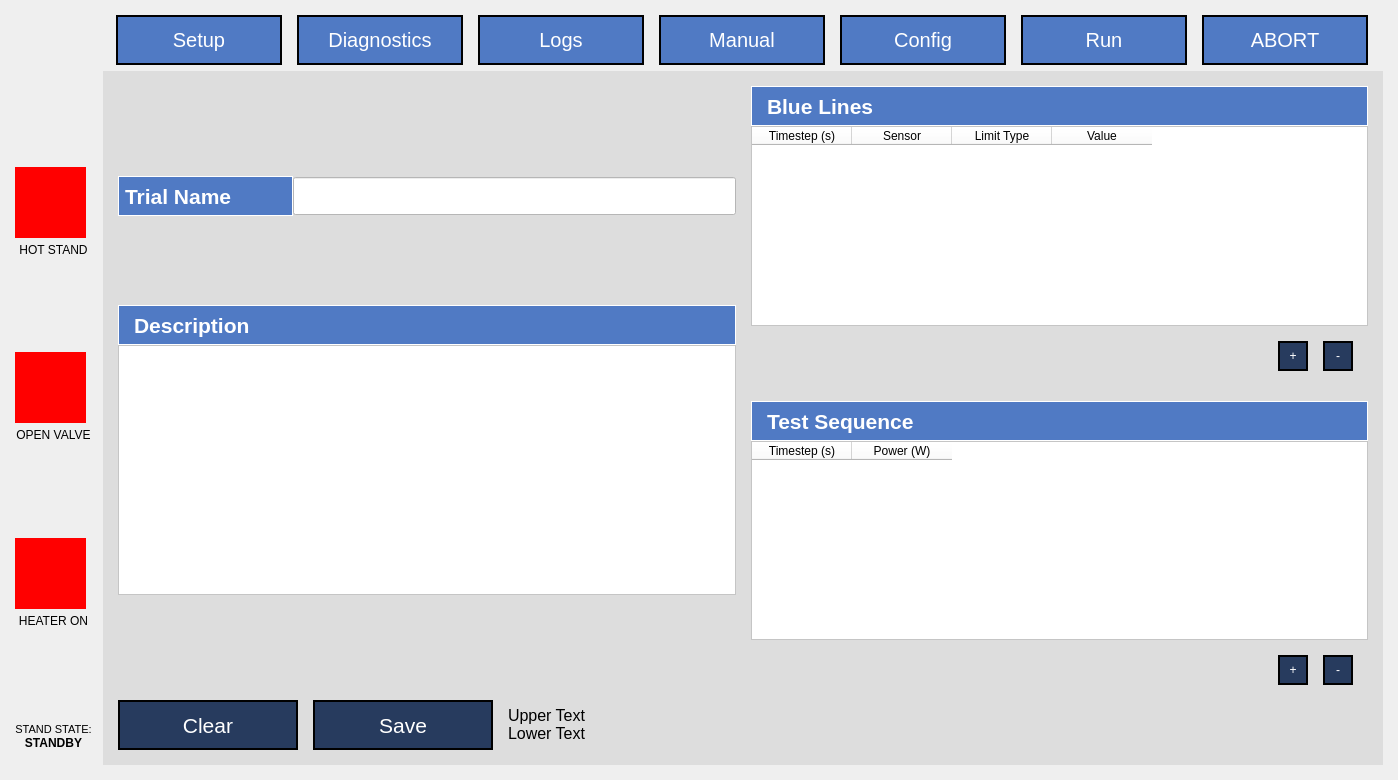
Qt form App/UI/QT5_Generated_UI.ui (osuntp/ntp) before a commit.
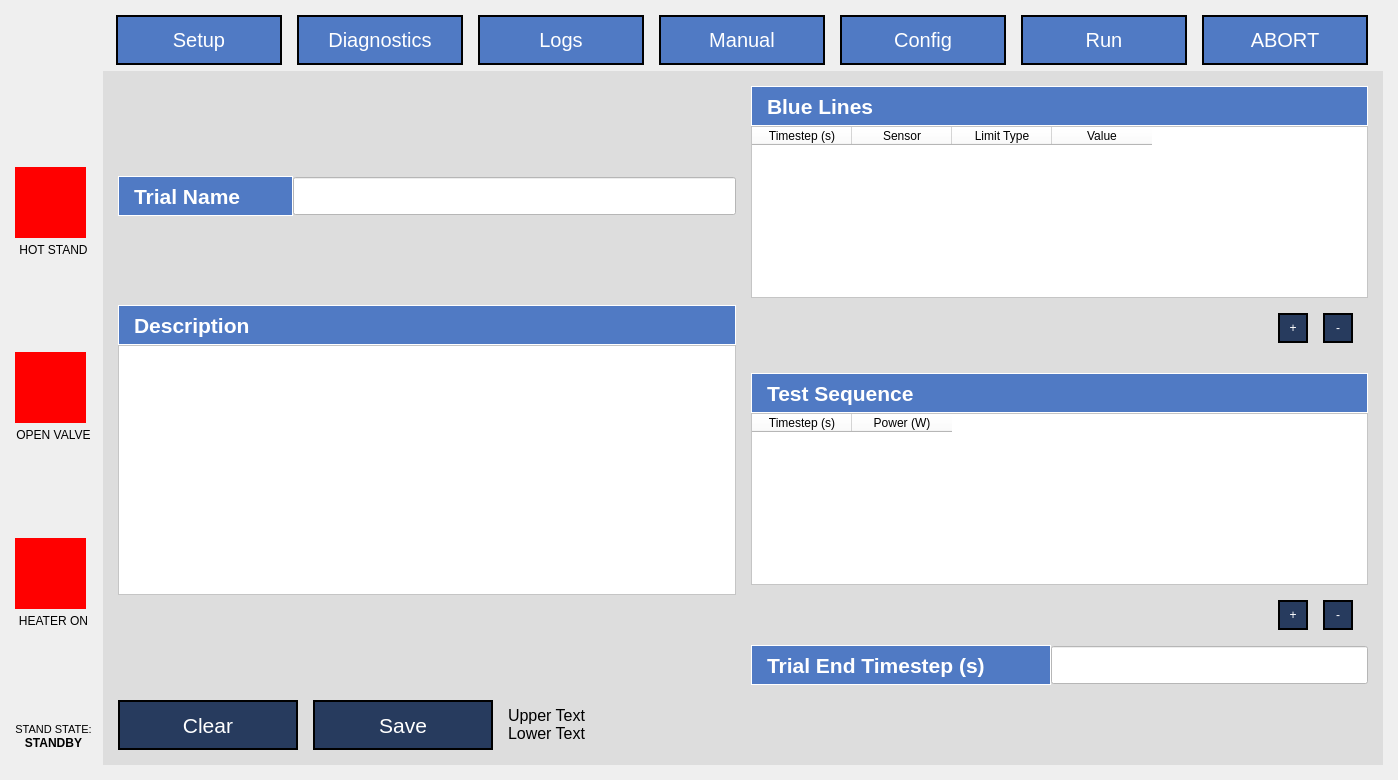
The same form after that commit. The open tabs and pages were chosen to show the change. Custom widgets are drawn as their Qt base class.

Commit message: Added end trial functionality to configuration. Added OFI module outline.

Patch:
```diff
--- a/App/UI/QT5_Generated_UI.ui
+++ b/App/UI/QT5_Generated_UI.ui
@@ -1680,6 +1680,9 @@
                   <property name="text">
                    <string>Trial Name</string>
                   </property>
+                  <property name="indent">
+                   <number>15</number>
+                  </property>
                  </widget>
                 </item>
                 <item>
@@ -2174,6 +2177,81 @@
                 </item>
                </layout>
               </item>
+              <item>
+               <spacer name="verticalSpacer_29">
+                <property name="orientation">
+                 <enum>Qt::Vertical</enum>
+                </property>
+                <property name="sizeType">
+                 <enum>QSizePolicy::Fixed</enum>
+                </property>
+                <property name="sizeHint" stdset="0">
+                 <size>
+                  <width>20</width>
+                  <height>15</height>
+                 </size>
+                </property>
+               </spacer>
+              </item>
+              <item>
+               <layout class="QHBoxLayout" name="horizontalLayout_22">
+                <property name="spacing">
+                 <number>0</number>
+                </property>
+                <property name="leftMargin">
+                 <number>0</number>
+                </property>
+                <property name="topMargin">
+                 <number>0</number>
+                </property>
+                <property name="rightMargin">
+                 <number>0</number>
+                </property>
+                <property name="bottomMargin">
+                 <number>0</number>
+                </property>
+                <item>
+                 <widget class="QLabel" name="label_26">
+                  <property name="minimumSize">
+                   <size>
+                    <width>300</width>
+                    <height>40</height>
+                   </size>
+                  </property>
+                  <property name="font">
+                   <font>
+                    <pointsize>16</pointsize>
+                    <weight>75</weight>
+                    <bold>true</bold>
+                   </font>
+                  </property>
+                  <property name="styleSheet">
+                   <string notr="true"> background-color: rgb(80, 122, 196); color: rgb(255, 255, 255);
+border: 1px solid white;</string>
+                  </property>
+                  <property name="text">
+                   <string>Trial End Timestep (s)</string>
+                  </property>
+                  <property name="indent">
+                   <number>15</number>
+                  </property>
+                 </widget>
+                </item>
+                <item>
+                 <widget class="QLineEdit" name="configuration_trial_end_timestep_field">
+                  <property name="minimumSize">
+                   <size>
+                    <width>0</width>
+                    <height>38</height>
+                   </size>
+                  </property>
+                  <property name="styleSheet">
+                   <string notr="true">background-color: rgb(255, 255, 255);</string>
+                  </property>
+                 </widget>
+                </item>
+               </layout>
+              </item>
              </layout>
             </item>
            </layout>
```
The commit also changes 12 other files.
